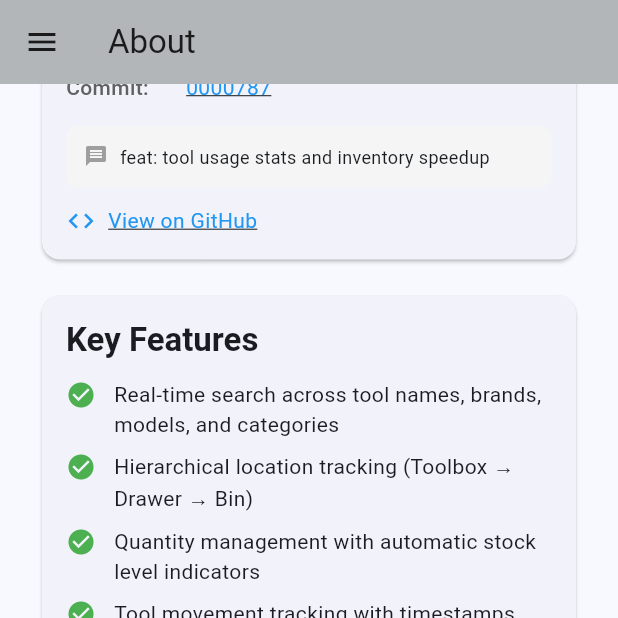
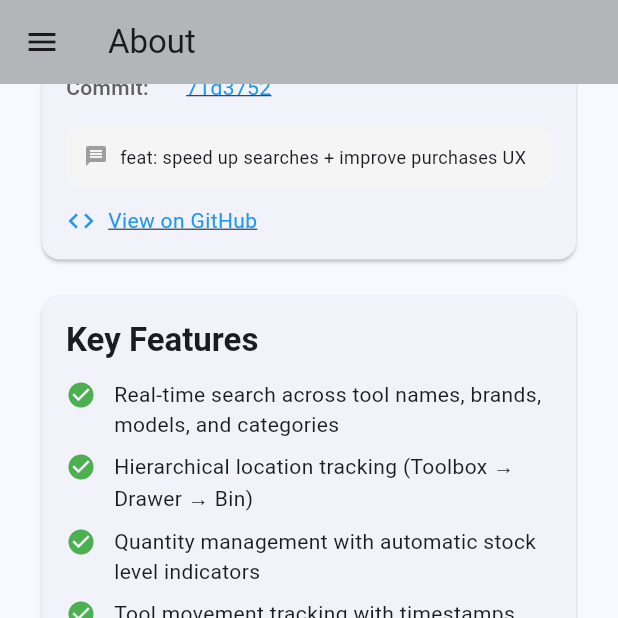
Before and after one commit to Gujustud/cribhub_v2, a Flutter app: the AboutScreen screen opened directly, scrolled down 576 dp, on a phone screen of 412 x 824 dp, the top half of it. Run offline on Flutter 3.47's test engine with Material 3 defaults, Android fonts, the phone set to English and light mode, and no system bars; our stand-ins replace file_picker, package_info_plus, pocketbase, shared_preferences; missing offline and left inert: qr; accounts and stored records are empty; network calls fail.

Commit message:
chore: update generated git info

```diff
--- a/lib/git_info.dart
+++ b/lib/git_info.dart
@@ -1,9 +1,9 @@
 // Generated by scripts/update_git_info.ps1 - do not edit by hand
 
 class GitInfo {
-  static const String commitHash = '00007871cdd7134cb80e919be44eaaf17ba7eba1';
-  static const String shortHash = '0000787';
-  static const String commitMessage = "feat: tool usage stats and inventory speedup";
+  static const String commitHash = '71d375257d1307c4c70e265993eaa5116f891819';
+  static const String shortHash = '71d3752';
+  static const String commitMessage = "feat: speed up searches + improve purchases UX";
   static const String branch = 'main';
   static const String repositoryUrl = 'https://github.com/gujustud/cribhub_v2';
 
```
